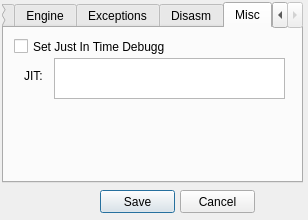
Old version of the form x64_dbg_gui/Project/Src/Gui/SettingsDialog.ui in the repository x64dbg/x64dbg.
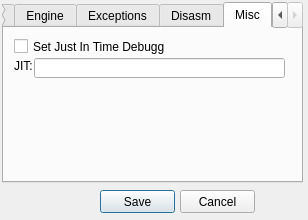
New version of the form. Icons and pictures are not drawn.

Commit message: fixed NULL execution

Diff of the .ui file:
```diff
--- a/x64_dbg_gui/Project/Src/Gui/SettingsDialog.ui
+++ b/x64_dbg_gui/Project/Src/Gui/SettingsDialog.ui
@@ -480,8 +480,8 @@
     <widget class="QLabel" name="label">
      <property name="geometry">
       <rect>
-       <x>20</x>
-       <y>40</y>
+       <x>10</x>
+       <y>30</y>
        <width>21</width>
        <height>16</height>
       </rect>
@@ -490,15 +490,18 @@
       <string>JIT:</string>
      </property>
     </widget>
-    <widget class="QListView" name="listJIT">
+    <widget class="QLineEdit" name="editJIT">
      <property name="geometry">
       <rect>
-       <x>50</x>
+       <x>30</x>
        <y>30</y>
-       <width>231</width>
-       <height>41</height>
+       <width>251</width>
+       <height>20</height>
       </rect>
      </property>
+     <property name="readOnly">
+      <bool>true</bool>
+     </property>
     </widget>
    </widget>
   </widget>
```
The commit also changes 1 other file.
